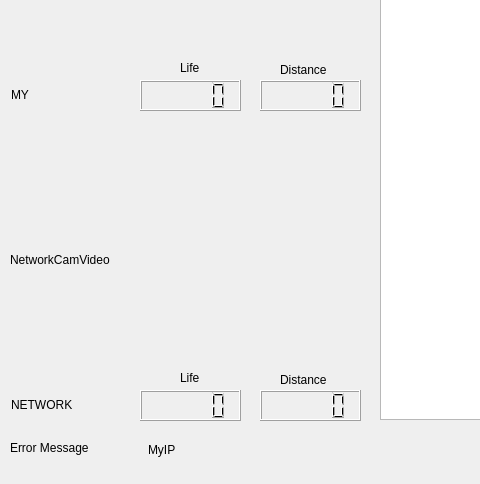
Above: HungarianRoadRage/mainwindow.ui from tkertesz/hrrqt before the change; both pictures show x 0 to 480 and y 216 to 700 of the 947 by 700 pixel window. Below: the same form after it.
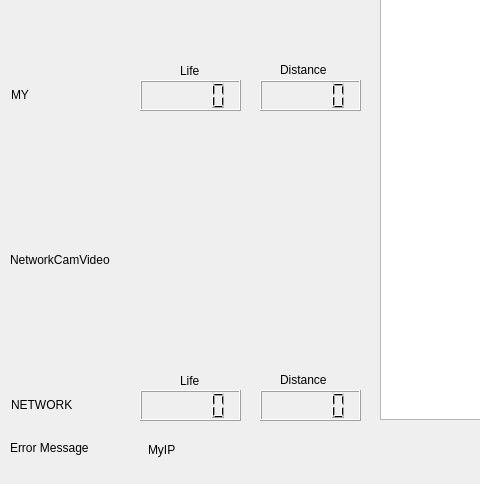
That is the form after the change.

What changed in the file:
```diff
--- a/HungarianRoadRage/mainwindow.ui
+++ b/HungarianRoadRage/mainwindow.ui
@@ -263,7 +263,7 @@
       <x>180</x>
       <y>550</y>
       <width>21</width>
-      <height>16</height>
+      <height>21</height>
      </rect>
     </property>
     <property name="text">
@@ -289,7 +289,7 @@
       <x>180</x>
       <y>240</y>
       <width>21</width>
-      <height>16</height>
+      <height>21</height>
      </rect>
     </property>
     <property name="text">
```
Left out of the diff: 2 changed lines with no effect on the pictures.
